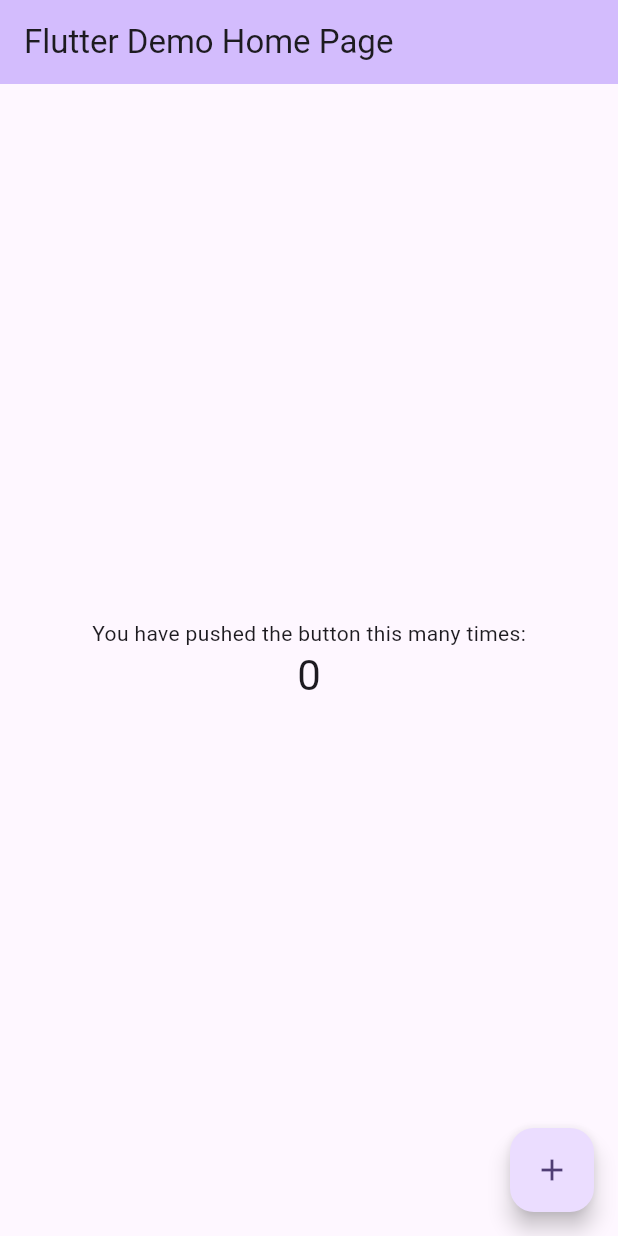
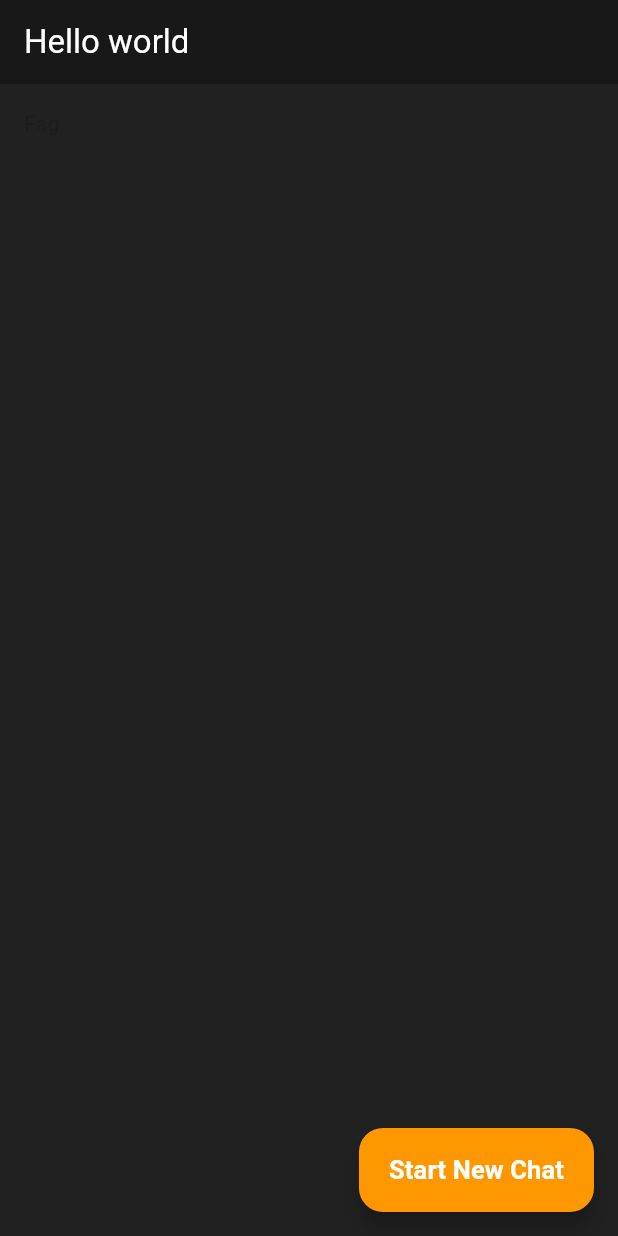
Before and after one commit to tentamens/messagingApp, a Flutter app: the screen it shows after launch, on a phone screen of 412 x 824 dp. Run offline on Flutter 3.47's test engine with Material 3 defaults, Android fonts, the phone set to English and light mode, and no system bars.

Commit message:
added home screen

```diff
--- a/lib/main.dart
+++ b/lib/main.dart
@@ -1,122 +1,21 @@
 import 'package:flutter/material.dart';
+import 'package:messaging_app/screens/home/home_screen.dart';
 
 void main() {
-  runApp(const MyApp());
+  runApp(const MessagingApp());
 }
 
-class MyApp extends StatelessWidget {
-  const MyApp({super.key});
+class MessagingApp extends StatelessWidget {
+  const MessagingApp({super.key});
 
-  // This widget is the root of your application.
   @override
   Widget build(BuildContext context) {
     return MaterialApp(
       title: 'Flutter Demo',
       theme: ThemeData(
-        // This is the theme of your application.
-        //
-        // TRY THIS: Try running your application with "flutter run". You'll see
-        // the application has a purple toolbar. Then, without quitting the app,
-        // try changing the seedColor in the colorScheme below to Colors.green
-        // and then invoke "hot reload" (save your changes or press the "hot
-        // reload" button in a Flutter-supported IDE, or press "r" if you used
-        // the command line to start the app).
-        //
-        // Notice that the counter didn't reset back to zero; the application
-        // state is not lost during the reload. To reset the state, use hot
-        // restart instead.
-        //
-        // This works for code too, not just values: Most code changes can be
-        // tested with just a hot reload.
         colorScheme: ColorScheme.fromSeed(seedColor: Colors.deepPurple),
       ),
-      home: const MyHomePage(title: 'Flutter Demo Home Page'),
+      home: HomeScreen(),
     );
   }
 }
-
-class MyHomePage extends StatefulWidget {
-  const MyHomePage({super.key, required this.title});
-
-  // This widget is the home page of your application. It is stateful, meaning
-  // that it has a State object (defined below) that contains fields that affect
-  // how it looks.
-
-  // This class is the configuration for the state. It holds the values (in this
-  // case the title) provided by the parent (in this case the App widget) and
-  // used by the build method of the State. Fields in a Widget subclass are
-  // always marked "final".
-
-  final String title;
-
-  @override
-  State<MyHomePage> createState() => _MyHomePageState();
-}
-
-class _MyHomePageState extends State<MyHomePage> {
-  int _counter = 0;
-
-  void _incrementCounter() {
-    setState(() {
-      // This call to setState tells the Flutter framework that something has
-      // changed in this State, which causes it to rerun the build method below
-      // so that the display can reflect the updated values. If we changed
-      // _counter without calling setState(), then the build method would not be
-      // called again, and so nothing would appear to happen.
-      _counter++;
-    });
-  }
-
-  @override
-  Widget build(BuildContext context) {
-    // This method is rerun every time setState is called, for instance as done
-    // by the _incrementCounter method above.
-    //
-    // The Flutter framework has been optimized to make rerunning build methods
-    // fast, so that you can just rebuild anything that needs updating rather
-    // than having to individually change instances of widgets.
-    return Scaffold(
-      appBar: AppBar(
-        // TRY THIS: Try changing the color here to a specific color (to
-        // Colors.amber, perhaps?) and trigger a hot reload to see the AppBar
-        // change color while the other colors stay the same.
-        backgroundColor: Theme.of(context).colorScheme.inversePrimary,
-        // Here we take the value from the MyHomePage object that was created by
-        // the App.build method, and use it to set our appbar title.
-        title: Text(widget.title),
-      ),
-      body: Center(
-        // Center is a layout widget. It takes a single child and positions it
-        // in the middle of the parent.
-        child: Column(
-          // Column is also a layout widget. It takes a list of children and
-          // arranges them vertically. By default, it sizes itself to fit its
-          // children horizontally, and tries to be as tall as its parent.
-          //
-          // Column has various properties to control how it sizes itself and
-          // how it positions its children. Here we use mainAxisAlignment to
-          // center the children vertically; the main axis here is the vertical
-          // axis because Columns are vertical (the cross axis would be
-          // horizontal).
-          //
-          // TRY THIS: Invoke "debug painting" (choose the "Toggle Debug Paint"
-          // action in the IDE, or press "p" in the console), to see the
-          // wireframe for each widget.
-          mainAxisAlignment: MainAxisAlignment.center,
-          children: <Widget>[
-            const Text('You have pushed the button this many times:'),
-            Text(
-              '$_counter',
-              style: Theme.of(context).textTheme.headlineMedium,
-            ),
-          ],
-        ),
-      ),
-      floatingActionButton: FloatingActionButton(
-        onPressed: _incrementCounter,
-        tooltip: 'Increment',
-        child: const Icon(Icons.add),
-      ), // This trailing comma makes auto-formatting nicer for build methods.
-    );
-  }
-}
--- /dev/null
+++ b/lib/screens/home/components/_chat_list.dart
@@ -0,0 +1,21 @@
+import 'package:flutter/material.dart';
+
+class ChatLists extends StatelessWidget {
+  final List<Map<String, dynamic>> chats = [
+    {'name': 'Fag'},
+  ];
+
+  ChatLists({super.key});
+
+  @override
+  Widget build(BuildContext context) {
+    List<Widget> chatLists = chats.map((chat) {
+      return Container(
+        padding: const EdgeInsets.all(16.0),
+        child: Text(chat['name']),
+      );
+    }).toList();
+
+    return ListView(children: chatLists);
+  }
+}
--- /dev/null
+++ b/lib/screens/home/home_screen.dart
@@ -0,0 +1,30 @@
+import 'package:flutter/material.dart';
+import 'package:messaging_app/screens/home/components/_chat_list.dart';
+
+class HomeScreen extends StatelessWidget {
+  const HomeScreen({super.key});
+
+  @override
+  Widget build(BuildContext context) {
+    return Scaffold(
+      backgroundColor: Colors.grey.shade900,
+      appBar: AppBar(
+        backgroundColor: Colors.black26,
+        title: const Text('Hello world', style: TextStyle(color: Colors.white)),
+      ),
+      body: Column(children: [Expanded(child: ChatLists())]),
+      floatingActionButton: FloatingActionButton.extended(
+        backgroundColor: Colors.orange,
+        label: const Text(
+          'Start New Chat',
+          style: TextStyle(
+            color: Colors.white,
+            fontWeight: FontWeight.w600,
+            fontSize: 17,
+          ),
+        ),
+        onPressed: () => {print('hello world')},
+      ),
+    );
+  }
+}
--- a/pubspec.yaml
+++ b/pubspec.yaml
@@ -34,6 +34,7 @@ dependencies:
   # The following adds the Cupertino Icons font to your application.
   # Use with the CupertinoIcons class for iOS style icons.
   cupertino_icons: ^1.0.8
+  provider: ^6.1.5+1
 
 dev_dependencies:
   flutter_test:
```
Also changed, not shown: pubspec.lock, 1 other file.
